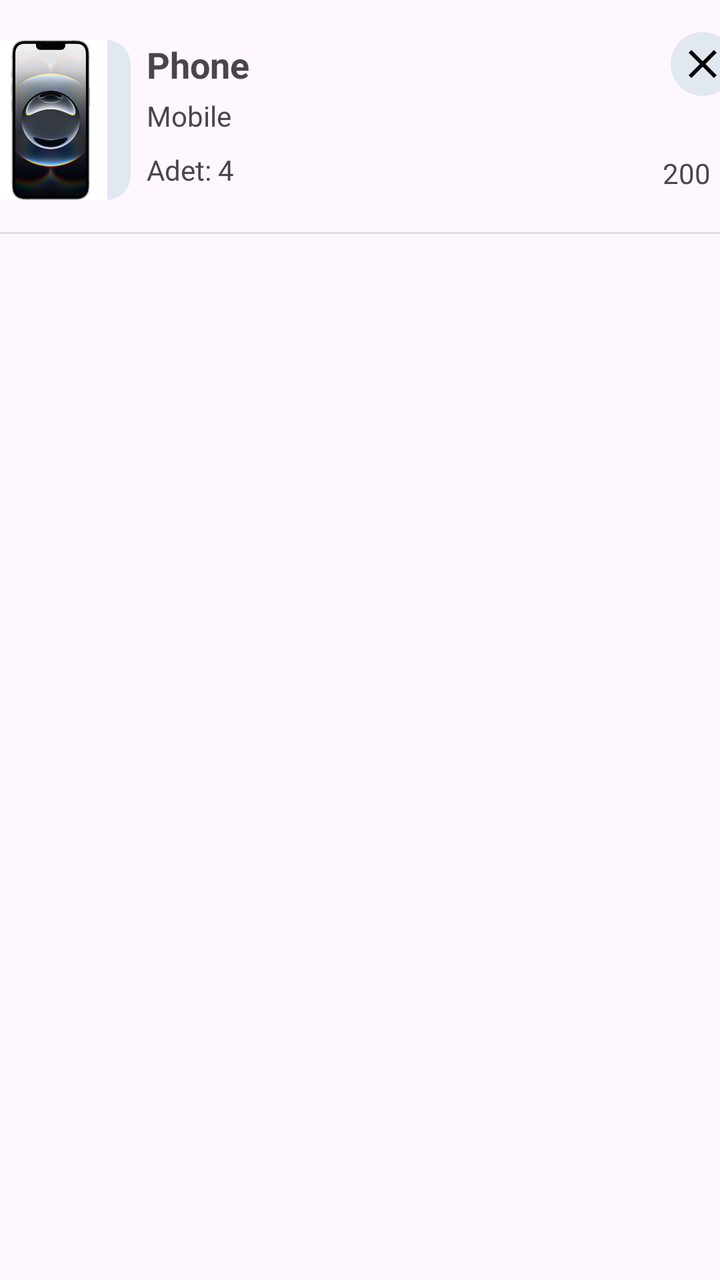
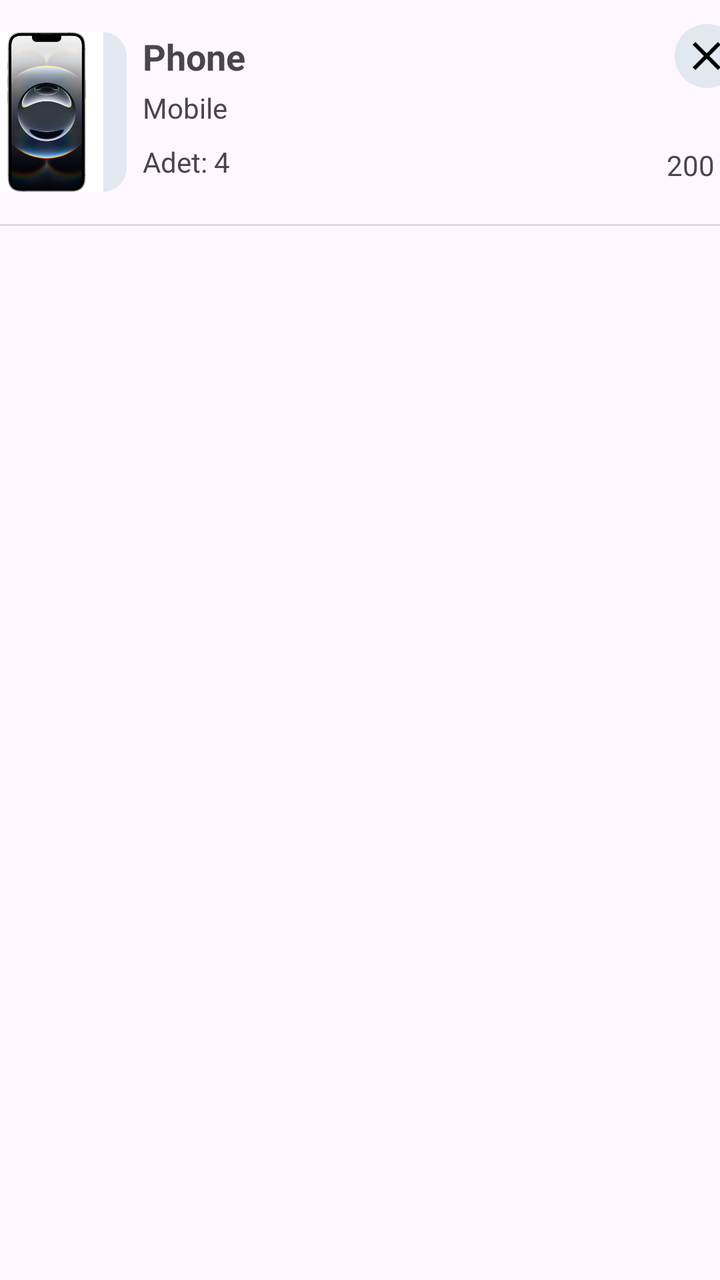

Two renders of the same Android screen: before a commit and after it. Below are the layout's source before the change and the commit's diff.
<!-- AndroidManifest.xml: application theme Theme.ECommerceProject -->
<!-- res/layout/basket_card.xml -->
<?xml version="1.0" encoding="utf-8"?>
<androidx.constraintlayout.widget.ConstraintLayout xmlns:android="http://schemas.android.com/apk/res/android"
    xmlns:app="http://schemas.android.com/apk/res-auto"
    xmlns:tools="http://schemas.android.com/tools"
    android:layout_width="match_parent"
    android:layout_height="wrap_content">

    <androidx.constraintlayout.widget.ConstraintLayout
        android:id="@+id/basketCard"
        android:layout_width="406dp"
        android:layout_height="143dp"
        android:layout_marginStart="8dp"
        android:layout_marginTop="4dp"
        android:layout_marginEnd="8dp"
        app:cardCornerRadius="8dp"
        app:layout_constraintEnd_toEndOf="parent"
        app:layout_constraintStart_toStartOf="parent"
        app:layout_constraintTop_toTopOf="parent">


        <androidx.constraintlayout.widget.ConstraintLayout
            android:id="@+id/basketLayout"
            android:layout_width="0dp"
            android:layout_height="125dp"
            android:layout_marginVertical="4dp"

            android:padding="8dp"
            app:layout_constraintEnd_toEndOf="parent"

            app:layout_constraintStart_toStartOf="parent"
            app:layout_constraintTop_toTopOf="parent">


            <com.google.android.material.imageview.ShapeableImageView
                android:id="@+id/productImage"
                android:layout_width="80dp"
                android:layout_height="80dp"
                android:layout_marginTop="4dp"
                android:layout_marginEnd="8dp"
                android:background="@color/slate100"
                android:scaleType="fitCenter"
                app:layout_constraintEnd_toEndOf="parent"
                app:layout_constraintHorizontal_bias="0.0"
                app:layout_constraintStart_toStartOf="parent"
                app:layout_constraintTop_toTopOf="parent"
                app:shapeAppearanceOverlay="@style/productImage"
                app:srcCompat="@drawable/phone" />


            <LinearLayout
                android:layout_width="wrap_content"
                android:layout_height="wrap_content"
                android:layout_marginStart="8dp"
                android:orientation="vertical"
                app:layout_constraintStart_toEndOf="@+id/productImage"
                app:layout_constraintTop_toTopOf="@+id/productImage">

                <TextView
                    android:id="@+id/productName"
                    android:layout_width="wrap_content"
                    android:layout_height="wrap_content"
                    android:text="Phone"
                    android:textSize="18dp"
                    android:textStyle="bold"
                    app:layout_constraintStart_toEndOf="@+id/productImage"
                    app:layout_constraintTop_toTopOf="@+id/productImage" />

                <TextView
                    android:id="@+id/productCategory"
                    android:layout_width="wrap_content"
                    android:layout_height="wrap_content"
                    android:layout_marginTop="4dp"
                    android:text="Mobile"
                    app:layout_constraintStart_toEndOf="@+id/productImage"
                    app:layout_constraintTop_toBottomOf="@+id/productName" />


                <TextView
                    android:id="@+id/productAmount"
                    android:layout_width="wrap_content"
                    android:layout_height="wrap_content"
                    android:layout_marginTop="8dp"
                    android:text="Adet: 4"
                    app:layout_constraintStart_toEndOf="@+id/productImage"
                    app:layout_constraintTop_toBottomOf="@+id/productCategory" />


            </LinearLayout>

            <ImageView
                android:id="@+id/deleteProduct"
                android:layout_width="wrap_content"
                android:layout_height="wrap_content"
                android:layout_marginEnd="8dp"
                android:padding="4dp"
                app:layout_constraintEnd_toEndOf="parent"
                app:layout_constraintTop_toTopOf="parent"
                android:background="@drawable/rounded_button"
                app:srcCompat="@drawable/clear_icon" />

            <TextView
                android:id="@+id/price"
                android:layout_width="wrap_content"
                android:layout_height="wrap_content"
                android:layout_marginEnd="20dp"
                android:layout_marginBottom="20dp"
                android:text="200"
                app:layout_constraintBottom_toTopOf="@+id/view"
                app:layout_constraintEnd_toEndOf="parent" />

            <View
                android:id="@+id/view"
                android:layout_width="match_parent"
                android:layout_height="1dp"
                android:layout_marginVertical="8dp"
                android:layout_marginBottom="16dp"
                android:background="@drawable/divider_gray"
                app:layout_constraintBottom_toBottomOf="parent"
                app:layout_constraintEnd_toEndOf="parent"
                app:layout_constraintStart_toStartOf="parent" />


        </androidx.constraintlayout.widget.ConstraintLayout>

    </androidx.constraintlayout.widget.ConstraintLayout>

</androidx.constraintlayout.widget.ConstraintLayout>
<!-- resources referenced by this layout -->
<resources>
  <color name="slate100">#e2e8f0</color>
  <!-- drawable clear_icon (drawable) -->
  <vector xmlns:android="http://schemas.android.com/apk/res/android" android:height="24dp" android:tint="#000000" android:viewportHeight="24" android:viewportWidth="24" android:width="24dp">
        
      <path android:fillColor="@android:color/white" android:pathData="M19,6.41L17.59,5 12,10.59 6.41,5 5,6.41 10.59,12 5,17.59 6.41,19 12,13.41 17.59,19 19,17.59 13.41,12z"/>
      
  </vector>
  <!-- drawable divider_gray (drawable) -->
  <?xml version="1.0" encoding="utf-8"?>
  <selector xmlns:android="http://schemas.android.com/apk/res/android">
      <item>
  
          <layer-list xmlns:android="http://schemas.android.com/apk/res/android">
  
              <item android:height="2dp">
                  <shape android:shape="rectangle">
                      <solid android:color="#DDDDDD" />
                  </shape>
              </item>
          </layer-list>
  
      </item>
  </selector>
  <!-- drawable phone: webp bitmap (drawable, 14432 bytes) -->
  <!-- drawable rounded_button (drawable) -->
  <?xml version="1.0" encoding="utf-8"?>
  <shape xmlns:android="http://schemas.android.com/apk/res/android"
      android:shape="rectangle">
  
      <solid android:color="@color/slate100" />
      <corners android:radius="16dp" />
  </shape>
  <style name="productImage">
          <item name="cornerFamily">rounded</item>
          <item name="cornerSize">12dp</item>
      </style>
  <style name="Theme.ECommerceProject" parent="Base.Theme.ECommerceProject" />
  <style name="Base.Theme.ECommerceProject" parent="Theme.Material3.DayNight.NoActionBar">
          
          
      </style>
</resources>

<!-- the commit's change to res/layout/basket_card.xml (unified diff, before → after) -->
@@ -7,10 +7,9 @@
 
     <androidx.constraintlayout.widget.ConstraintLayout
         android:id="@+id/basketCard"
-        android:layout_width="406dp"
-        android:layout_height="143dp"
+        android:layout_width="410dp"
+        android:layout_height="wrap_content"
         android:layout_marginStart="8dp"
-        android:layout_marginTop="4dp"
         android:layout_marginEnd="8dp"
         app:cardCornerRadius="8dp"
         app:layout_constraintEnd_toEndOf="parent"
@@ -92,10 +91,10 @@
                 android:layout_width="wrap_content"
                 android:layout_height="wrap_content"
                 android:layout_marginEnd="8dp"
+                android:background="@drawable/rounded_button"
                 android:padding="4dp"
                 app:layout_constraintEnd_toEndOf="parent"
                 app:layout_constraintTop_toTopOf="parent"
-                android:background="@drawable/rounded_button"
                 app:srcCompat="@drawable/clear_icon" />
 
             <TextView
@@ -113,7 +112,7 @@
                 android:layout_width="match_parent"
                 android:layout_height="1dp"
                 android:layout_marginVertical="8dp"
-                android:layout_marginBottom="16dp"
+                android:layout_marginBottom="8dp"
                 android:background="@drawable/divider_gray"
                 app:layout_constraintBottom_toBottomOf="parent"
                 app:layout_constraintEnd_toEndOf="parent"
